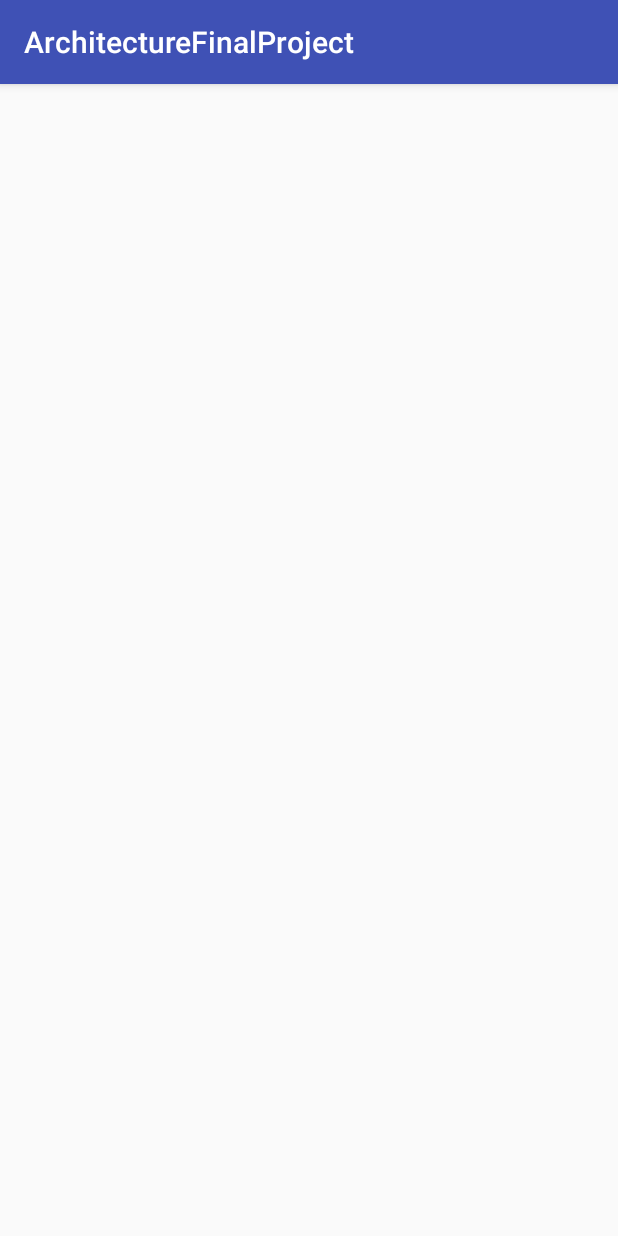
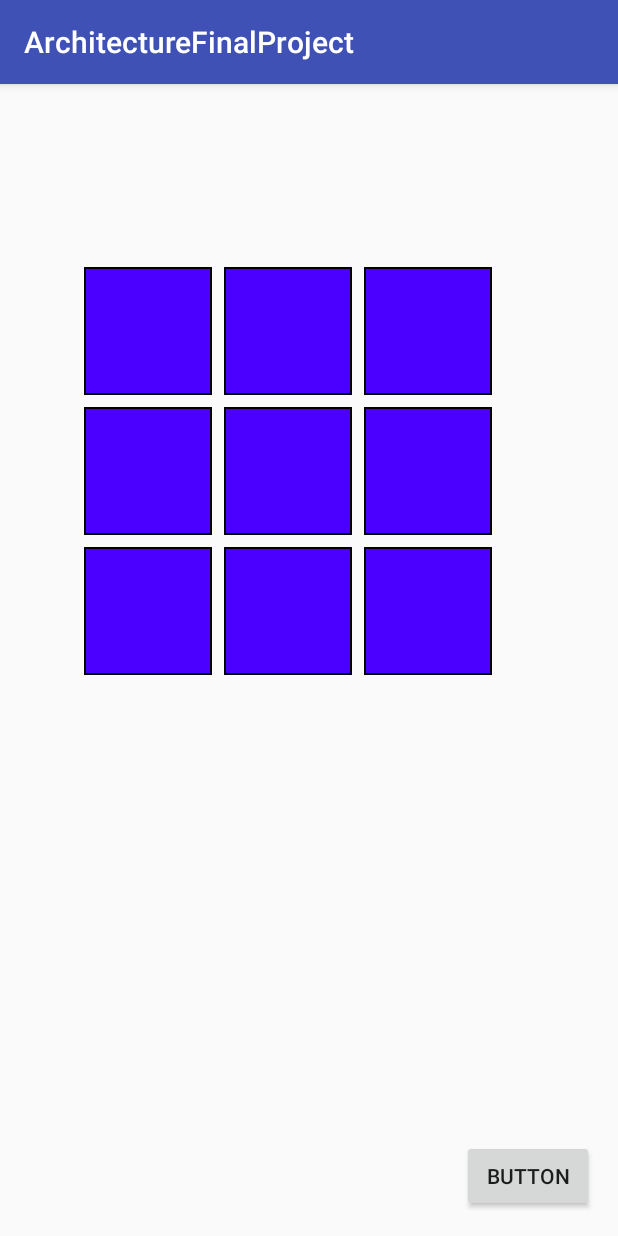
Before and after one commit to sleevy/ArchitectureFinalProject, an Android app: the screen it shows after launch (MainActivity), on a phone screen of 412 x 824 dp. Run offline under Robolectric (Android 15) with nearby library versions, the phone set to English and light mode, and no system bars.

Commit message:
added grid to ui

```diff
--- a/app/src/main/res/layout/activity_main.xml
+++ b/app/src/main/res/layout/activity_main.xml
@@ -6,4 +6,129 @@
     android:layout_height="match_parent"
     tools:context="edu.georgiasouthern.cr04956.architecturefinalproject.MainActivity">
 
+    <ImageView
+        android:id="@+id/tile22"
+        android:layout_width="85dp"
+        android:layout_height="85dp"
+        android:adjustViewBounds="false"
+        app:srcCompat="@drawable/tileBase"
+        app:layout_constraintLeft_toRightOf="@+id/tile21"
+        android:layout_marginLeft="8dp"
+        android:layout_marginTop="8dp"
+        app:layout_constraintTop_toBottomOf="@+id/tile12"
+        app:layout_constraintBottom_toBottomOf="@+id/tile21"
+        android:layout_marginBottom="0dp"
+        app:layout_constraintVertical_bias="0.0"
+        android:layout_marginRight="0dp"
+        app:layout_constraintRight_toRightOf="@+id/tile12" />
+
+    <ImageView
+        android:id="@+id/tile21"
+        android:layout_width="85dp"
+        android:layout_height="85dp"
+        android:adjustViewBounds="false"
+        app:srcCompat="@drawable/tileBase"
+        app:layout_constraintLeft_toRightOf="@+id/tile20"
+        android:layout_marginLeft="8dp"
+        android:layout_marginTop="8dp"
+        app:layout_constraintTop_toBottomOf="@+id/tile11"
+        app:layout_constraintBottom_toBottomOf="@+id/tile20"
+        android:layout_marginBottom="0dp"
+        app:layout_constraintVertical_bias="0.0" />
+
+    <ImageView
+        android:id="@+id/tile20"
+        android:layout_width="85dp"
+        android:layout_height="85dp"
+        android:adjustViewBounds="false"
+        app:srcCompat="@drawable/tileBase"
+        android:layout_marginLeft="0dp"
+        app:layout_constraintLeft_toLeftOf="@+id/tile10"
+        android:layout_marginTop="8dp"
+        app:layout_constraintTop_toBottomOf="@+id/tile10" />
+
+    <ImageView
+        android:id="@+id/tile12"
+        android:layout_width="85dp"
+        android:layout_height="85dp"
+        android:adjustViewBounds="false"
+        app:srcCompat="@drawable/tileBase"
+        app:layout_constraintLeft_toRightOf="@+id/tile11"
+        android:layout_marginLeft="8dp"
+        android:layout_marginTop="8dp"
+        app:layout_constraintTop_toBottomOf="@+id/tile02"
+        android:layout_marginRight="0dp"
+        app:layout_constraintRight_toRightOf="@+id/tile02" />
+
+    <ImageView
+        android:id="@+id/tile11"
+        android:layout_width="85dp"
+        android:layout_height="85dp"
+        android:adjustViewBounds="false"
+        app:srcCompat="@drawable/tileBase"
+        app:layout_constraintLeft_toRightOf="@+id/tile10"
+        android:layout_marginLeft="8dp"
+        android:layout_marginTop="8dp"
+        app:layout_constraintTop_toBottomOf="@+id/rile01"
+        app:layout_constraintBottom_toBottomOf="@+id/tile10"
+        android:layout_marginBottom="0dp"
+        android:layout_marginRight="0dp"
+        app:layout_constraintRight_toRightOf="@+id/rile01" />
+
+    <ImageView
+        android:id="@+id/tile10"
+        android:layout_width="85dp"
+        android:layout_height="85dp"
+        android:adjustViewBounds="false"
+        app:srcCompat="@drawable/tileBase"
+        android:layout_marginTop="8dp"
+        app:layout_constraintTop_toBottomOf="@+id/tile00"
+        android:layout_marginLeft="0dp"
+        app:layout_constraintLeft_toLeftOf="@+id/tile00" />
+
+    <ImageView
+        android:id="@+id/tile02"
+        android:layout_width="85dp"
+        android:layout_height="85dp"
+        android:adjustViewBounds="false"
+        app:srcCompat="@drawable/tileBase"
+        app:layout_constraintLeft_toRightOf="@+id/rile01"
+        android:layout_marginLeft="8dp"
+        app:layout_constraintTop_toTopOf="@+id/rile01"
+        android:layout_marginTop="0dp"
+        android:layout_marginRight="8dp"
+        app:layout_constraintRight_toRightOf="parent"
+        app:layout_constraintHorizontal_bias="0.0" />
+
+    <ImageView
+        android:id="@+id/rile01"
+        android:layout_width="85dp"
+        android:layout_height="85dp"
+        android:adjustViewBounds="false"
+        app:srcCompat="@drawable/tileBase"
+        app:layout_constraintLeft_toRightOf="@+id/tile00"
+        android:layout_marginLeft="8dp"
+        app:layout_constraintTop_toTopOf="@+id/tile00"
+        android:layout_marginTop="0dp" />
+
+    <ImageView
+        android:id="@+id/tile00"
+        android:layout_width="85dp"
+        android:layout_height="85dp"
+        android:adjustViewBounds="false"
+        app:srcCompat="@drawable/tileBase"
+        android:layout_marginLeft="56dp"
+        app:layout_constraintLeft_toLeftOf="parent"
+        app:layout_constraintTop_toTopOf="parent"
+        android:layout_marginTop="122dp" />
+
+    <Button
+        android:id="@+id/btnReset"
+        android:layout_width="wrap_content"
+        android:layout_height="wrap_content"
+        android:layout_marginBottom="16dp"
+        android:layout_marginRight="16dp"
+        android:text="Button"
+        app:layout_constraintBottom_toBottomOf="parent"
+        app:layout_constraintRight_toRightOf="parent" />
 </android.support.constraint.ConstraintLayout>
```
